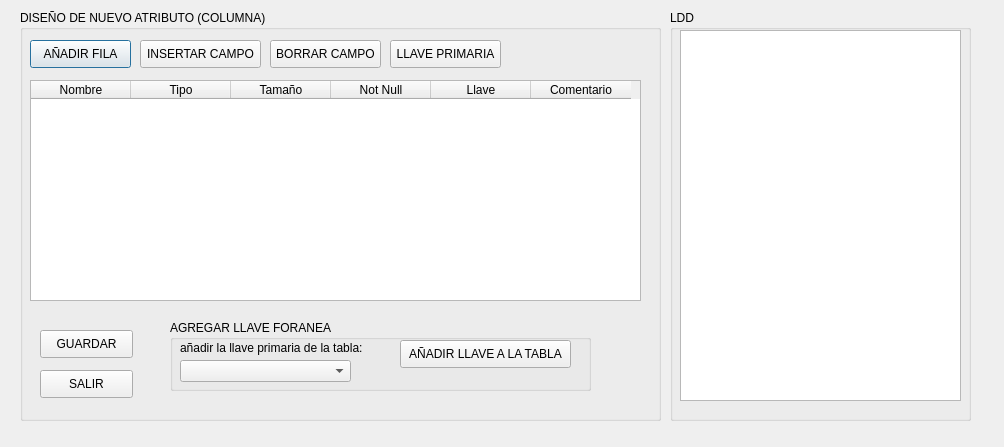
pedrokilo/SGBD_CRUDpy, file SGBD_OBDC/INTERFAZ DE BASE DE DATOS1.ui: the form before one commit.
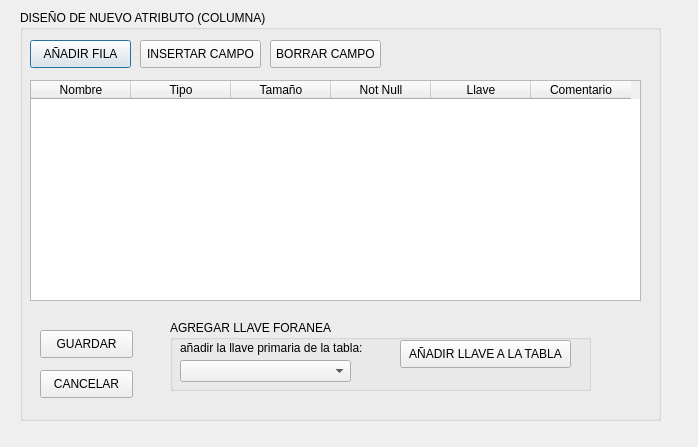
The form after the commit.

Commit message: CODIGO DE TBD

The edit to the form file:
```diff
--- a/SGBD_OBDC/INTERFAZ DE BASE DE DATOS1.ui
+++ b/SGBD_OBDC/INTERFAZ DE BASE DE DATOS1.ui
@@ -6,7 +6,7 @@
    <rect>
     <x>0</x>
     <y>0</y>
-    <width>1004</width>
+    <width>698</width>
     <height>447</height>
    </rect>
   </property>
@@ -91,19 +91,6 @@
      <string>BORRAR CAMPO</string>
     </property>
    </widget>
-   <widget class="QPushButton" name="btn_llave_primaria">
-    <property name="geometry">
-     <rect>
-      <x>370</x>
-      <y>30</y>
-      <width>111</width>
-      <height>28</height>
-     </rect>
-    </property>
-    <property name="text">
-     <string>LLAVE PRIMARIA</string>
-    </property>
-   </widget>
    <widget class="QPushButton" name="btn_guardar">
     <property name="geometry">
      <rect>
@@ -127,7 +114,7 @@
      </rect>
     </property>
     <property name="text">
-     <string>SALIR</string>
+     <string>CANCELAR</string>
     </property>
    </widget>
    <widget class="QGroupBox" name="groupBox_3">
@@ -193,29 +180,6 @@
     </property>
    </widget>
   </widget>
-  <widget class="QGroupBox" name="gbox_ldd">
-   <property name="geometry">
-    <rect>
-     <x>670</x>
-     <y>10</y>
-     <width>301</width>
-     <height>411</height>
-    </rect>
-   </property>
-   <property name="title">
-    <string>LDD</string>
-   </property>
-   <widget class="QTextEdit" name="textosentenciasql">
-    <property name="geometry">
-     <rect>
-      <x>10</x>
-      <y>20</y>
-      <width>281</width>
-      <height>371</height>
-     </rect>
-    </property>
-   </widget>
-  </widget>
  </widget>
  <resources/>
  <connections/>
```
Left out of the diff: 2 changed lines with no effect on the pictures. The commit also changes 2 other files.
